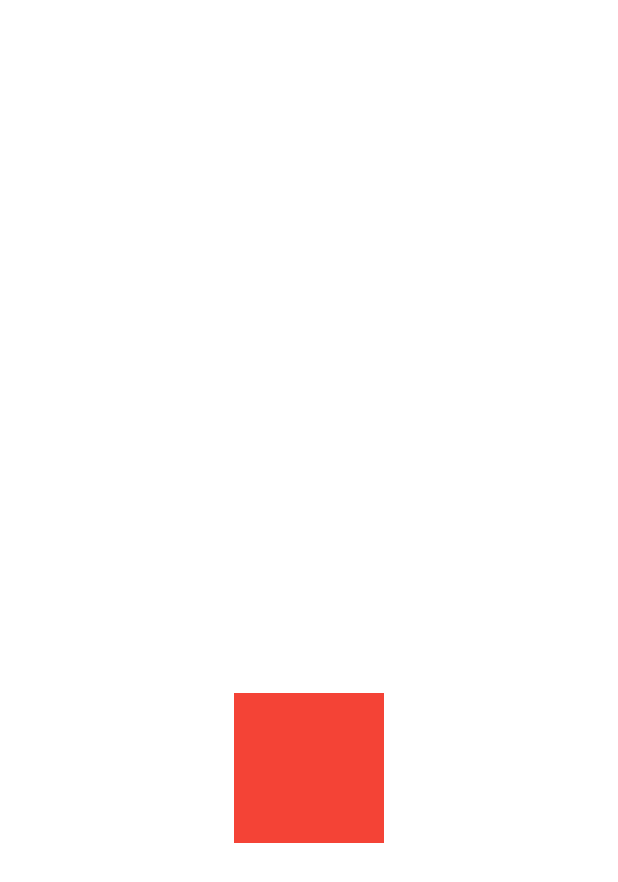
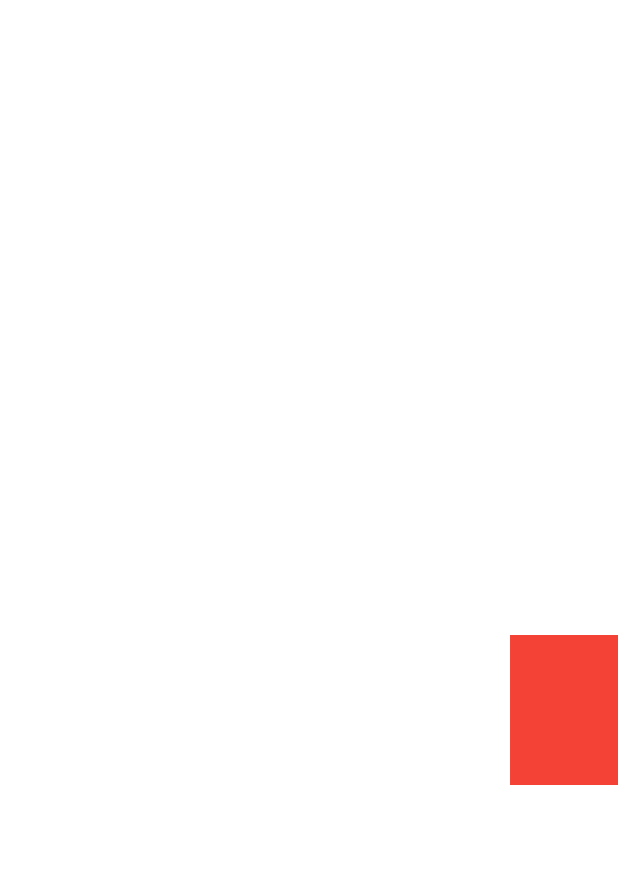
Before and after one commit to ocalvet/flutter_animations_tutorial, a Flutter app: the first screen one second after launch, on a phone screen of 412 x 824 dp. Shown: the top 882 px of the screen. Run offline on Flutter 3.47's test engine with Material 2 defaults, Android fonts, the phone set to English and light mode, and no system bars.

Commit message:
Playing around

```diff
--- a/lib/growing_square_flutter.dart
+++ b/lib/growing_square_flutter.dart
@@ -11,32 +11,56 @@ class _StateFlutterAnimationsTester extends State<FlutterAnimationsTester>
     with TickerProviderStateMixin {
   AnimationController _animationController;
   Animation<double> _mainAnimation;
+  Animation<double> _opacityAnimation;
   Animation<Offset> _slideAnmation;
   @override
   void initState() {
     super.initState();
+    this.setState(() {
       _animationController = AnimationController(
-        vsync: this, duration: Duration(milliseconds: 1500));
+          vsync: this, duration: Duration(milliseconds: 3000));
       _mainAnimation = CurvedAnimation(
         parent: _animationController,
-      curve: Interval(0.0, 0.5, curve: Curves.easeInOut),
+        curve: Interval(0.0, 1.0, curve: Curves.easeInOut),
+      );
+      _opacityAnimation = Tween(begin: 0.0, end: 1.0).animate(
+        CurvedAnimation(
+          parent: _animationController,
+          curve: Interval(
+            0.0,
+            1.0,
+            curve: Curves.ease,
+          ),
+        ),
       );
       _slideAnmation = Tween(
         begin: Offset(0, 0),
-      end: Offset(0, 1),
+        end: Offset(3, 1),
       ).animate(_mainAnimation);
       _animationController.forward();
+    });
   }
 
   @override
   Widget build(BuildContext context) {
+    print(
+        'rendering ${(_opacityAnimation != null ? _opacityAnimation?.value : 0).toString()}');
     return SlideTransition(
       position: _slideAnmation,
+      child: GestureDetector(
+        child: Opacity(
           child: Container(
             width: 100,
             height: 100,
             color: Colors.red,
           ),
+          opacity: 1,
+        ),
+        onTap: () {
+          _animationController.reset();
+          _animationController.forward();
+        },
+      ),
     );
   }
 }
```
Lines whose indentation alone changed are shown as unchanged.
